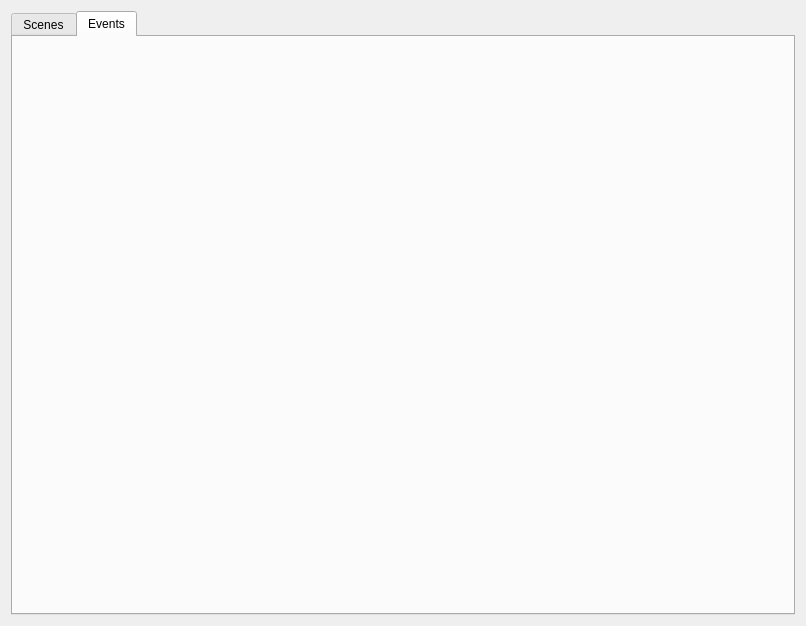
Qt form ui/timeline_view.ui (zkovari/plotlyst) before a commit.
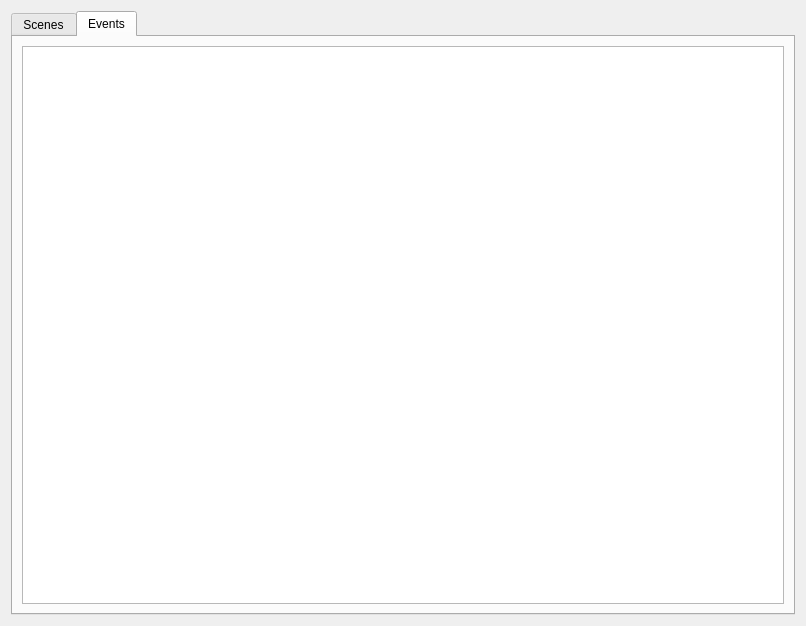
The same form after that commit. The open tabs and pages were chosen to show the change.

Commit message: Extract story map widget and add scene selection feature

The edit to the form file:
```diff
--- a/ui/timeline_view.ui
+++ b/ui/timeline_view.ui
@@ -33,7 +33,20 @@
       <attribute name="title">
        <string>Events</string>
       </attribute>
-      <layout class="QVBoxLayout" name="verticalLayout_3"/>
+      <layout class="QVBoxLayout" name="verticalLayout_3">
+       <item>
+        <widget class="QGraphicsView" name="graphicsEvents">
+         <property name="sceneRect">
+          <rectf>
+           <x>0.000000000000000</x>
+           <y>0.000000000000000</y>
+           <width>500.000000000000000</width>
+           <height>500.000000000000000</height>
+          </rectf>
+         </property>
+        </widget>
+       </item>
+      </layout>
      </widget>
     </widget>
    </item>
```
Left out of the diff: 2 changed lines with no effect on the pictures. The commit also changes 8 other files.
